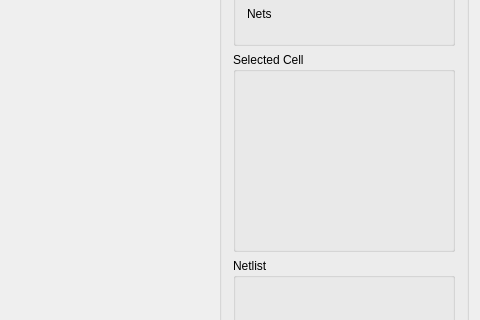
eclufsc/ophidian, file apps/ophidian_gui/view/mainwindow.ui: the form before one commit; both pictures show x 544 to 1024 and y 182 to 502 of the 1024 by 687 pixel window.
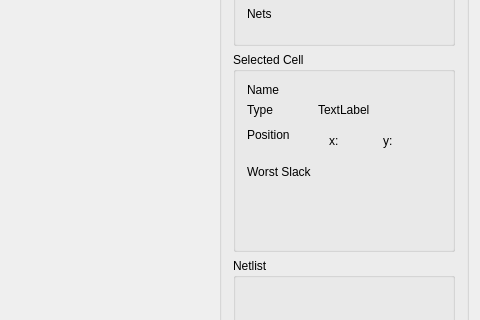
The form after the commit. Custom widgets are drawn as their Qt base class.

Commit message: Displaying and picking up cell information.

```diff
--- a/apps/ophidian_gui/view/mainwindow.ui
+++ b/apps/ophidian_gui/view/mainwindow.ui
@@ -156,6 +156,91 @@
          <property name="title">
           <string>Selected Cell</string>
          </property>
+         <layout class="QFormLayout" name="formLayout_2">
+          <item row="0" column="0">
+           <widget class="QLabel" name="selectedCellName">
+            <property name="text">
+             <string>Name</string>
+            </property>
+           </widget>
+          </item>
+          <item row="1" column="0">
+           <widget class="QLabel" name="selectedCellType">
+            <property name="text">
+             <string>Type</string>
+            </property>
+           </widget>
+          </item>
+          <item row="2" column="0">
+           <widget class="QLabel" name="selectedCellPosition">
+            <property name="text">
+             <string>Position</string>
+            </property>
+           </widget>
+          </item>
+          <item row="3" column="0">
+           <widget class="QLabel" name="selectedCellWSlack">
+            <property name="text">
+             <string>Worst Slack</string>
+            </property>
+           </widget>
+          </item>
+          <item row="0" column="1">
+           <widget class="QLabel" name="selectedCellName_2">
+            <property name="text">
+             <string/>
+            </property>
+           </widget>
+          </item>
+          <item row="2" column="1">
+           <widget class="QWidget" name="selectedCellPosition_2" native="true">
+            <layout class="QHBoxLayout" name="horizontalLayout_2">
+             <item>
+              <widget class="QLabel" name="selectedCell_x">
+               <property name="text">
+                <string>x:</string>
+               </property>
+              </widget>
+             </item>
+             <item>
+              <widget class="QLabel" name="selectedCell_x_2">
+               <property name="text">
+                <string/>
+               </property>
+              </widget>
+             </item>
+             <item>
+              <widget class="QLabel" name="selectedCell_y">
+               <property name="text">
+                <string>y:</string>
+               </property>
+              </widget>
+             </item>
+             <item>
+              <widget class="QLabel" name="selectedCell_y_2">
+               <property name="text">
+                <string/>
+               </property>
+              </widget>
+             </item>
+            </layout>
+           </widget>
+          </item>
+          <item row="3" column="1">
+           <widget class="QLabel" name="selectedCellWSlack_2">
+            <property name="text">
+             <string/>
+            </property>
+           </widget>
+          </item>
+          <item row="1" column="1">
+           <widget class="QLabel" name="selectedCellType_2">
+            <property name="text">
+             <string>TextLabel</string>
+            </property>
+           </widget>
+          </item>
+         </layout>
         </widget>
        </item>
        <item>
```
The commit also changes 12 other files.
